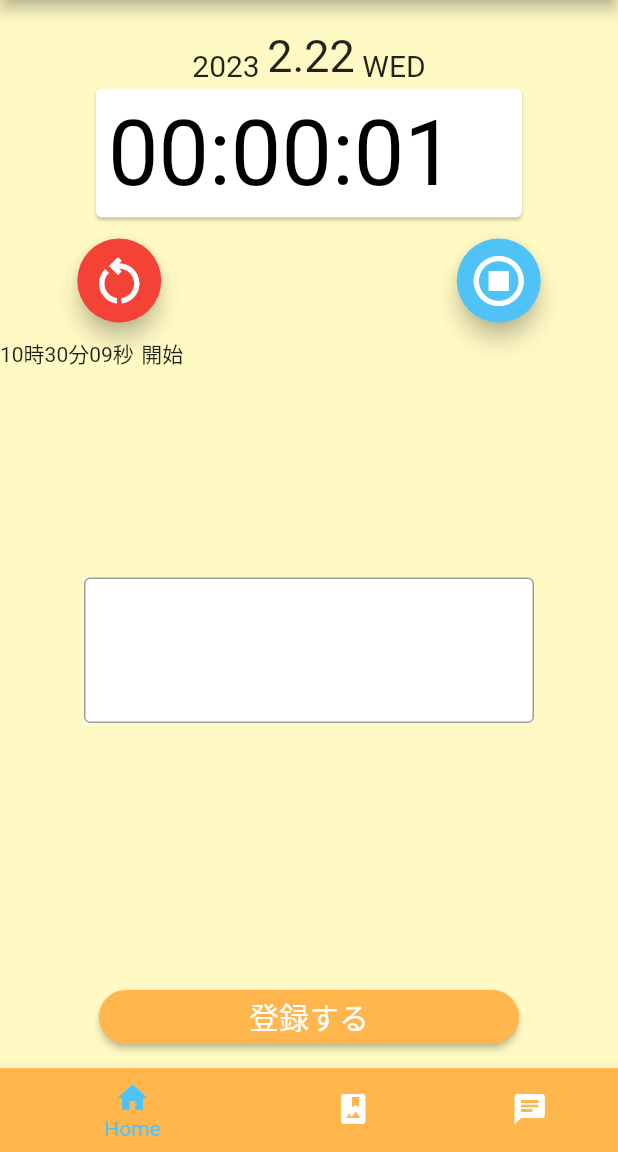
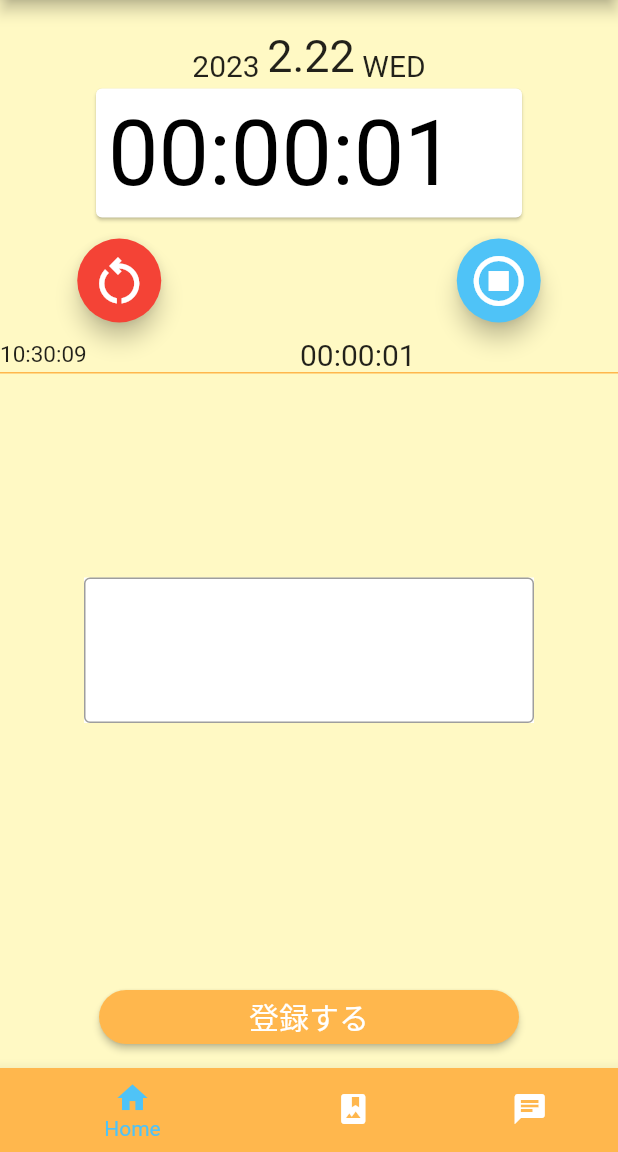
Before and after one commit to kei-study1/study_memo, a Flutter app: the screen it shows after launch, after a tap on the "play circle outline" icon, on a phone screen of 412 x 824 dp, the part 84-1236 px from its top. Run offline on Flutter 3.47's test engine with Material 2 defaults, Android fonts, the light colour scheme and no system bars; missing offline and left inert: dart:ffi.

Commit message:
Stateを維持した画面遷移, タイマーのリスト機能追加

```diff
--- a/lib/main.dart
+++ b/lib/main.dart
@@ -38,7 +38,11 @@ class _MainPageState extends State<MainPage> {
         )
       ),
 
-      body: screenList.screenLists.elementAt(_currentIndex),
+      // body: screenList.screenLists.elementAt(_currentIndex),
+      body: IndexedStack(
+        index: _currentIndex,
+        children: screenList.screenLists,
+      ),
 
       bottomNavigationBar: BottomNavigationBar(
         items: <BottomNavigationBarItem>[
--- a/lib/screens/home.dart
+++ b/lib/screens/home.dart
@@ -28,7 +28,8 @@ class StudyTimerState extends State<StudyTimer> {
   late final int _nowWeek = _now.weekday;
   late final String _nowWeekWord = _weekday.elementAt(_nowWeek - 1);
   final List<String> _weekday = ["MON", "TUE", "WED", "THU", "FRI", "SAT", "SUN"];
-  List<ListViewRow> dateTimeList = [];
+  List<ListViewRow> dateTimeStartList = [];
+  List<ListViewRow> dateTimeEndList = [];
   // スクリーン共通カラー
   ScreenColor screenColor = ScreenColor();
   bool _buttonOn = false;
@@ -43,17 +44,18 @@ class StudyTimerState extends State<StudyTimer> {
   void _buttonPress() {
     setState(() {
       _buttonOn = !_buttonOn;
+      ListViewRow listViewRow = ListViewRow(DateTime.now(), _buttonOn);
       if (_buttonOn) {
           _timer = Timer.periodic(
           Duration(seconds: 1),
           _onTimer
         );
+        dateTimeStartList.add(listViewRow);
       } else {
         _timer.cancel();
+        dateTimeEndList.add(listViewRow);
       }
     });
-    ListViewRow listViewRow = ListViewRow(DateTime.now(), _buttonOn);
-    dateTimeList.add(listViewRow);
     print(_buttonOn);
   }
   void _resetButtonPress() {
@@ -67,17 +69,26 @@ class StudyTimerState extends State<StudyTimer> {
     });
   }
 
+  String _makeStringTime(int sec) {
+    _hour = sec ~/ (60 * 60);
+    _minute = (sec - _hour * 60 * 60) ~/ 60;
+    _second = sec - _hour * 60 * 60 - _minute * 60;
+    var _time = DateTime(0, 0, 0, _hour, _minute, _second);
+    var _formatter = DateFormat('HH:mm:ss');
+    return _formatter.format(_time);
+  }
+
   void _onTimer(Timer timer) {
     _seconds++;
-    _hour = _seconds ~/ (60 * 60);
-    _minute = (_seconds - _hour * 60 * 60) ~/ 60;
-    _second = _seconds - _hour * 60 * 60 - _minute * 60;
-    var time = DateTime(0, 0, 0, _hour, _minute, _second);
-    var formatter = DateFormat('HH:mm:ss');
-    var formattedTime = formatter.format(time);
+    var _formattedTime = _makeStringTime(_seconds);
     setState(() {
-      countTimer = formattedTime;
+      countTimer = _formattedTime;
     });
+  }
+
+  String _dateTimeDifference(DateTime start, DateTime end) {
+    int diffSeconds = end.difference(start).inSeconds;
+    return _makeStringTime(diffSeconds);
   }
 
   Widget build(BuildContext context) {
@@ -178,17 +189,39 @@ class StudyTimerState extends State<StudyTimer> {
               const SizedBox(height: 10,),
 
               Container(
-                // color: Colors.red,
                 height: 150,
                 child: ListView.builder(
                   itemBuilder: (BuildContext context, int index) {
-                    if (dateTimeList.length >= index + 1){
-                      return Row(
-                        children: <Widget> [
-                          Text(DateFormat('HH時mm分ss秒').format(dateTimeList.elementAt(index).getNowDateTime())),
-                          const SizedBox(width: 5,),
-                          Text(dateTimeList.elementAt(index).getButtonOn() ? "開始" : "終了")
-                        ]
+                    if (dateTimeStartList.length >= index + 1){
+                      return Container(
+                        decoration: BoxDecoration(
+                          // border のカラーに制約がある。null系だと思うから「！」を付けたらOKだった！
+                          border: Border(bottom: BorderSide(width: 1.0, color: screenColor.baseColor!))
+                        ),
+                        child: Row(
+                          children: <Widget> [
+                            ConRap(DateFormat('HH:mm:ss').format(dateTimeStartList.elementAt(index).getNowDateTime()), 15),
+
+                            (dateTimeEndList.length >= index + 1) ?
+                            ConRap(DateFormat('HH:mm:ss').format(dateTimeEndList.elementAt(index).getNowDateTime()), 15) :
+                            ConRap('', 15),
+
+                            (dateTimeEndList.length >= index + 1) ?
+                            ConRap(
+                              _dateTimeDifference(
+                                dateTimeStartList.elementAt(index).getNowDateTime(),
+                                dateTimeEndList.elementAt(index).getNowDateTime()
+                              )
+                            , 20) :
+                            ConRap(
+                              _dateTimeDifference(
+                                dateTimeStartList.elementAt(index).getNowDateTime(),
+                                DateTime.now()
+                              )
+                            , 20),
+                            // Text(dateTimeStartList.elementAt(index).getButtonOn() ? "開始" : "終了")
+                          ]
+                        ),
                       );
                     }
                   }
@@ -248,3 +281,16 @@ class ListViewRow {
     return _buttonOn;
   }
 }
+
+Widget ConRap(String text, double fontSize) {
+  return Container(
+    width: 100,
+    child: Text(
+      text,
+      // textAlign: TextAlign.center,
+      style: TextStyle(
+        fontSize: fontSize
+      ),
+    ),
+  );
+}
```
